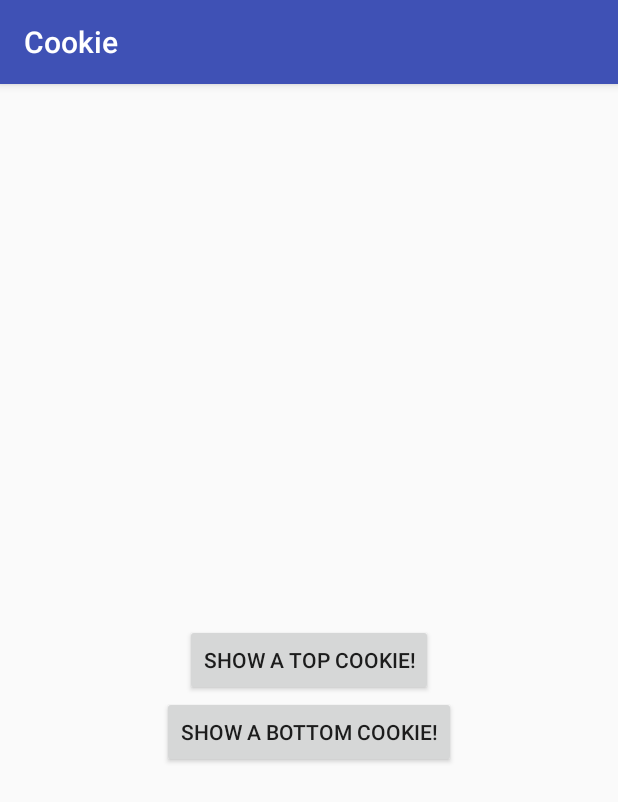
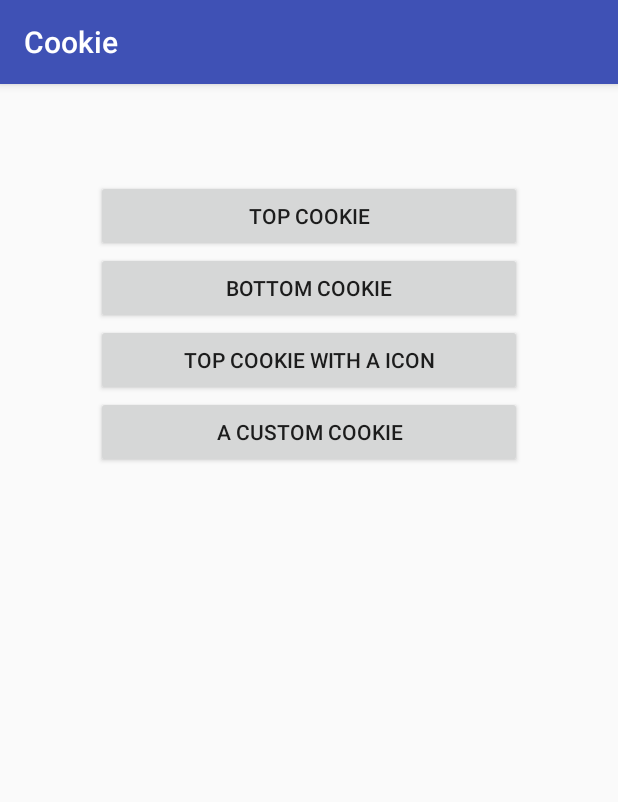
Before and after one commit to liuguangqiang/CookieBar, an Android app: the screen it shows after launch (MainActivity), on a phone screen of 412 x 824 dp. Shown: the top 802 px of the screen. Run offline under Robolectric (Android 15) with nearby library versions, the phone set to English and light mode, and no system bars.

```diff
--- a/app/src/main/res/layout/activity_main.xml
+++ b/app/src/main/res/layout/activity_main.xml
@@ -1,27 +1,32 @@
 <?xml version="1.0" encoding="utf-8"?>
-<RelativeLayout xmlns:android="http://schemas.android.com/apk/res/android"
-    xmlns:tools="http://schemas.android.com/tools"
+<LinearLayout xmlns:android="http://schemas.android.com/apk/res/android"
     android:id="@+id/activity_main"
     android:layout_width="match_parent"
     android:layout_height="match_parent"
-    android:paddingBottom="@dimen/activity_vertical_margin"
-    android:paddingLeft="@dimen/activity_horizontal_margin"
-    android:paddingRight="@dimen/activity_horizontal_margin"
-    android:paddingTop="@dimen/activity_vertical_margin"
-    tools:context="com.liuguangqiang.cookie.sample.MainActivity">
+    android:orientation="vertical"
+    android:padding="64dp">
 
     <Button
         android:id="@+id/btn_top"
-        android:layout_width="wrap_content"
+        android:layout_width="match_parent"
         android:layout_height="wrap_content"
-        android:layout_centerInParent="true"
-        android:text="Show a top cookie!" />
+        android:text="Top cookie" />
 
     <Button
         android:id="@+id/btn_bottom"
-        android:layout_width="wrap_content"
+        android:layout_width="match_parent"
         android:layout_height="wrap_content"
-        android:layout_below="@+id/btn_top"
-        android:layout_centerHorizontal="true"
-        android:text="Show a bottom cookie!" />
-</RelativeLayout>
+        android:text="Bottom cookie" />
+
+    <Button
+        android:id="@+id/btn_top_with_icon"
+        android:layout_width="match_parent"
+        android:layout_height="wrap_content"
+        android:text="Top cookie with a icon" />
+
+    <Button
+        android:id="@+id/btn_custom"
+        android:layout_width="match_parent"
+        android:layout_height="wrap_content"
+        android:text="A custom cookie" />
+</LinearLayout>
```
Also changed, not shown: app/src/main/java/com/liuguangqiang/cookie/sample/MainActivity.java (+36 -7 lines), library/src/main/java/com/liuguangqiang/cookie/Cookie.java (+25 -8 lines), library/src/main/java/com/liuguangqiang/cookie/CookieBar.java (+32 -3 lines), library/src/main/java/com/liuguangqiang/cookie/Theme.java (deleted, +0 -25 lines).
